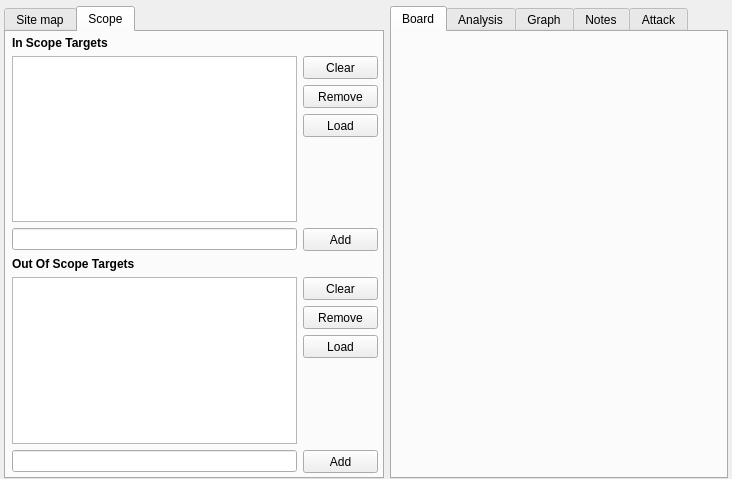
Before: the Qt Designer form gui/src/project/Project.ui in 3nock/OTE, drawn with Qt 5.
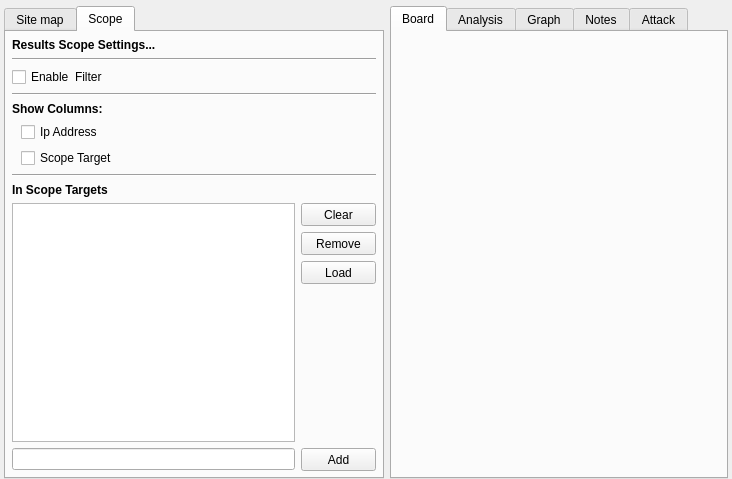
After: the same form once the commit is applied. The open tabs and pages were chosen to show the change.

What changed in the file:
```diff
--- a/gui/src/project/Project.ui
+++ b/gui/src/project/Project.ui
@@ -114,14 +114,95 @@
         <number>6</number>
        </property>
        <property name="topMargin">
-        <number>4</number>
+        <number>6</number>
        </property>
        <property name="rightMargin">
-        <number>4</number>
+        <number>6</number>
        </property>
        <property name="bottomMargin">
-        <number>4</number>
+        <number>6</number>
        </property>
+       <item>
+        <widget class="QLabel" name="label_3">
+         <property name="font">
+          <font>
+           <weight>75</weight>
+           <bold>true</bold>
+          </font>
+         </property>
+         <property name="text">
+          <string>Results Scope Settings...</string>
+         </property>
+        </widget>
+       </item>
+       <item>
+        <widget class="Line" name="line_3">
+         <property name="orientation">
+          <enum>Qt::Horizontal</enum>
+         </property>
+        </widget>
+       </item>
+       <item>
+        <widget class="QCheckBox" name="checkBox_enableFilter">
+         <property name="text">
+          <string>Enable  Filter</string>
+         </property>
+        </widget>
+       </item>
+       <item>
+        <widget class="Line" name="line_2">
+         <property name="orientation">
+          <enum>Qt::Horizontal</enum>
+         </property>
+        </widget>
+       </item>
+       <item>
+        <widget class="QLabel" name="label_2">
+         <property name="sizePolicy">
+          <sizepolicy hsizetype="Preferred" vsizetype="Maximum">
+           <horstretch>0</horstretch>
+           <verstretch>0</verstretch>
+          </sizepolicy>
+         </property>
+         <property name="font">
+          <font>
+           <weight>75</weight>
+           <bold>true</bold>
+          </font>
+         </property>
+         <property name="text">
+          <string>Show Columns:</string>
+         </property>
+        </widget>
+       </item>
+       <item>
+        <layout class="QVBoxLayout" name="verticalLayout">
+         <property name="leftMargin">
+          <number>9</number>
+         </property>
+         <item>
+          <widget class="QCheckBox" name="checkBox_columnIpAddress">
+           <property name="text">
+            <string>Ip Address</string>
+           </property>
+          </widget>
+         </item>
+         <item>
+          <widget class="QCheckBox" name="checkBox_columnScopeTarget">
+           <property name="text">
+            <string>Scope Target</string>
+           </property>
+          </widget>
+         </item>
+        </layout>
+       </item>
+       <item>
+        <widget class="Line" name="line">
+         <property name="orientation">
+          <enum>Qt::Horizontal</enum>
+         </property>
+        </widget>
+       </item>
        <item>
         <widget class="QLabel" name="label">
          <property name="sizePolicy">
@@ -272,150 +353,6 @@
          </item>
         </layout>
        </item>
-       <item>
-        <widget class="QLabel" name="label_2">
-         <property name="font">
-          <font>
-           <weight>75</weight>
-           <bold>true</bold>
-          </font>
-         </property>
-         <property name="text">
-          <string>Out Of Scope Targets</string>
-         </property>
-        </widget>
-       </item>
-       <item>
-        <layout class="QHBoxLayout" name="horizontalLayout_6">
-         <item>
-          <widget class="QListWidget" name="listWidget_outScope"/>
-         </item>
-         <item>
-          <layout class="QVBoxLayout" name="verticalLayout">
-           <item>
-            <widget class="QPushButton" name="pushButton_clearOutScope">
-             <property name="sizePolicy">
-              <sizepolicy hsizetype="Fixed" vsizetype="Fixed">
-               <horstretch>0</horstretch>
-               <verstretch>0</verstretch>
-              </sizepolicy>
-             </property>
-             <property name="minimumSize">
-              <size>
-               <width>75</width>
-               <height>23</height>
-              </size>
-             </property>
-             <property name="maximumSize">
-              <size>
-               <width>75</width>
-               <height>23</height>
-              </size>
-             </property>
-             <property name="text">
-              <string>Clear</string>
-             </property>
-            </widget>
-           </item>
-           <item>
-            <widget class="QPushButton" name="pushButton_removeOutScope">
-             <property name="sizePolicy">
-              <sizepolicy hsizetype="Fixed" vsizetype="Fixed">
-               <horstretch>0</horstretch>
-               <verstretch>0</verstretch>
-              </sizepolicy>
-             </property>
-             <property name="minimumSize">
-              <size>
-               <width>75</width>
-               <height>23</height>
-              </size>
-             </property>
-             <property name="maximumSize">
-              <size>
-               <width>75</width>
-               <height>23</height>
-              </size>
-             </property>
-             <property name="text">
-              <string>Remove</string>
-             </property>
-            </widget>
-           </item>
-           <item>
-            <widget class="QPushButton" name="pushButton_loadOutScope">
-             <property name="sizePolicy">
-              <sizepolicy hsizetype="Fixed" vsizetype="Fixed">
-               <horstretch>0</horstretch>
-               <verstretch>0</verstretch>
-              </sizepolicy>
-             </property>
-             <property name="minimumSize">
-              <size>
-               <width>75</width>
-               <height>23</height>
-              </size>
-             </property>
-             <property name="maximumSize">
-              <size>
-               <width>75</width>
-               <height>23</height>
-              </size>
-             </property>
-             <property name="text">
-              <string>Load</string>
-             </property>
-            </widget>
-           </item>
-           <item>
-            <spacer name="verticalSpacer_2">
-             <property name="orientation">
-              <enum>Qt::Vertical</enum>
-             </property>
-             <property name="sizeHint" stdset="0">
-              <size>
-               <width>20</width>
-               <height>40</height>
-              </size>
-             </property>
-            </spacer>
-           </item>
-          </layout>
-         </item>
-        </layout>
-       </item>
-       <item>
-        <layout class="QHBoxLayout" name="horizontalLayout_4">
-         <item>
-          <widget class="QLineEdit" name="lineEdit_outScope"/>
-         </item>
-         <item>
-          <widget class="QPushButton" name="pushButton_addOutScope">
-           <property name="sizePolicy">
-            <sizepolicy hsizetype="Fixed" vsizetype="Fixed">
-             <horstretch>0</horstretch>
-             <verstretch>0</verstretch>
-            </sizepolicy>
-           </property>
-           <property name="minimumSize">
-            <size>
-             <width>75</width>
-             <height>23</height>
-            </size>
-           </property>
-           <property name="maximumSize">
-            <size>
-             <width>75</width>
-             <height>23</height>
-            </size>
-           </property>
-           <property name="text">
-            <string>Add</string>
-           </property>
-          </widget>
-         </item>
-        </layout>
-       </item>
       </layout>
      </widget>
     </widget>
```
Left out of the diff: 96 changed lines with no effect on the pictures.
